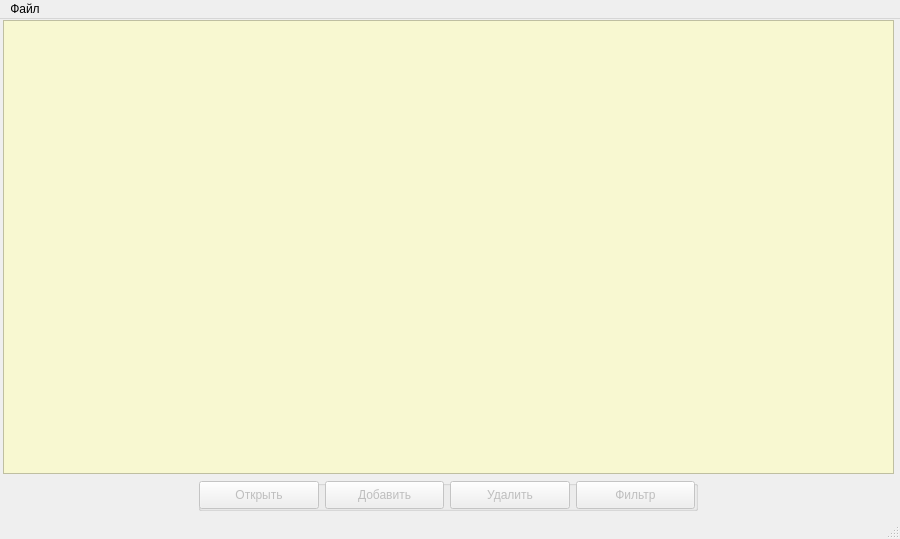
moisizz/Rehab-Database-Client, file main_window.ui: the form before one commit.
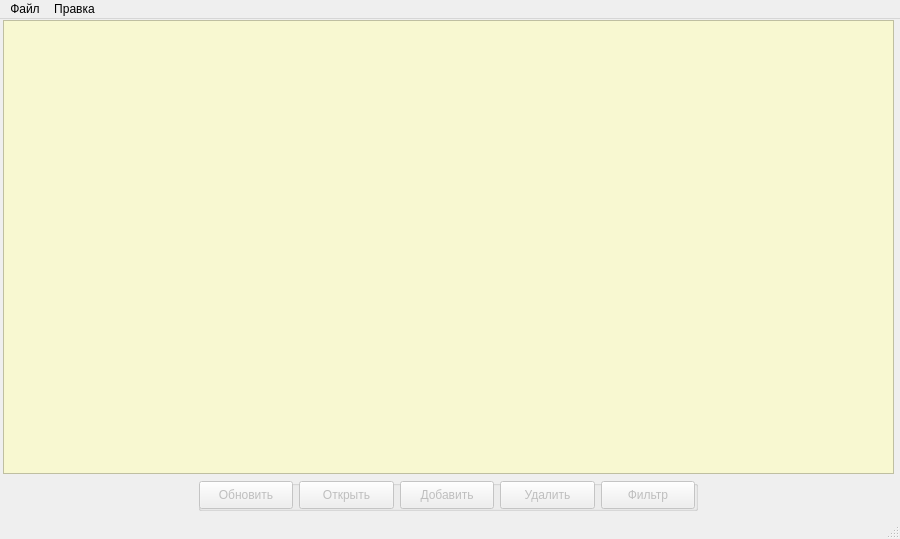
The form after the commit.

```diff
--- a/main_window.ui
+++ b/main_window.ui
@@ -93,6 +93,28 @@
            </rect>
           </property>
           <layout class="QHBoxLayout" name="buttonBoxLayout">
+           <item>
+            <widget class="QPushButton" name="refreshButton">
+             <property name="enabled">
+              <bool>false</bool>
+             </property>
+             <property name="sizePolicy">
+              <sizepolicy hsizetype="Maximum" vsizetype="Fixed">
+               <horstretch>0</horstretch>
+               <verstretch>0</verstretch>
+              </sizepolicy>
+             </property>
+             <property name="maximumSize">
+              <size>
+               <width>150</width>
+               <height>50</height>
+              </size>
+             </property>
+             <property name="text">
+              <string>Обновить</string>
+             </property>
+            </widget>
+           </item>
            <item>
             <widget class="QPushButton" name="openButton">
              <property name="enabled">
@@ -208,7 +230,15 @@
     <addaction name="separator"/>
     <addaction name="exitAction"/>
    </widget>
+   <widget class="QMenu" name="editMeny">
+    <property name="title">
+     <string>Правка</string>
+    </property>
+    <addaction name="imagesPathEditAction"/>
+    <addaction name="catalogEditAction"/>
+   </widget>
    <addaction name="menu"/>
+   <addaction name="editMeny"/>
   </widget>
   <widget class="QStatusBar" name="statusbar"/>
   <action name="openBaseAction">
```
Left out of the diff: 13 changed lines with no effect on the pictures.
